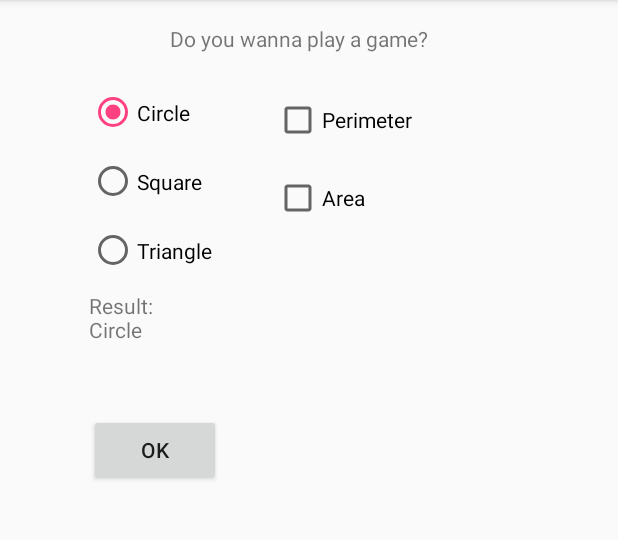
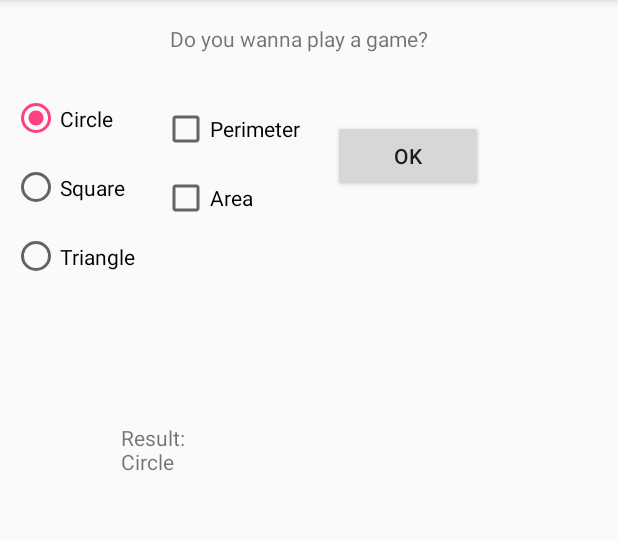
Before and after one commit to SemenchenkoVitaliy/PPCTfMP-labs, an Android app: the screen it shows after launch (MainActivity), after a tap on "OK", on a phone screen of 412 x 824 dp, the part 84-624 px from its top. Run offline under Robolectric (Android 15) with nearby library versions, the phone set to English and light mode, and no system bars.

Commit message:
Rewrite 2nd lab

```diff
--- a/PPCTfMPLab2/app/src/main/java/com/example/vitaliy/ppctfmplab2/MainActivity.kt
+++ b/PPCTfMPLab2/app/src/main/java/com/example/vitaliy/ppctfmplab2/MainActivity.kt
@@ -4,16 +4,30 @@ import android.app.Fragment
 import android.support.v7.app.AppCompatActivity
 import android.os.Bundle
 import android.view.View
+import android.widget.Button
 import kotlinx.android.synthetic.main.activity_main.*
-import kotlinx.android.synthetic.main.main_fragment.view.*
-import android.R.attr.fragment
-import kotlinx.android.synthetic.main.main_fragment.*
-
 
 class MainActivity : AppCompatActivity() {
 
     override fun onCreate(savedInstanceState: Bundle?) {
         super.onCreate(savedInstanceState)
         setContentView(R.layout.activity_main)
+
+        val manager = fragmentManager
+        val transaction = manager.beginTransaction()
+
+        val selectFragment : Fragment = SelectFragment.newInstance()
+        transaction.replace(R.id.frameLayout, selectFragment)
+
+        val mainFragment : Fragment = MainFragment.newInstance()
+        transaction.replace(R.id.frameLayout2, mainFragment)
+
+        transaction.commit()
+
+        buttonOK.setOnClickListener {
+            var fragment1 = fragmentManager.findFragmentById(R.id.frameLayout) as SelectFragment
+            var fragment2 = fragmentManager.findFragmentById(R.id.frameLayout2) as MainFragment
+            fragment2.setResult(fragment1.getResult())
+        }
     }
 }
--- a/PPCTfMPLab2/app/src/main/java/com/example/vitaliy/ppctfmplab2/MainFragment.kt
+++ b/PPCTfMPLab2/app/src/main/java/com/example/vitaliy/ppctfmplab2/MainFragment.kt
@@ -1,43 +1,22 @@
 package com.example.vitaliy.ppctfmplab2
 
 import android.app.Fragment
-import android.support.v7.app.AppCompatActivity
 import android.os.Bundle
+import android.view.View
 import android.view.LayoutInflater
-import android.view.View
 import android.view.ViewGroup
 import kotlinx.android.synthetic.main.main_fragment.*
 
-class MainFragment : Fragment() {
-
+class MainFragment : Fragment(){
     override fun onCreateView(inflater: LayoutInflater?, container: ViewGroup?, savedInstanceState: Bundle?): View? {
         return inflater?.inflate(R.layout.main_fragment, container, false)
     }
 
-    override fun onViewCreated(view: View?, savedInstanceState: Bundle?) {
-        super.onViewCreated(view, savedInstanceState)
-        buttonOK.setOnClickListener {
-            textView.text = getText()
-        }
+    fun setResult(res: String){
+        textView.text = res
     }
 
-    private fun getText(): String {
-        var str = "Result:\n"
-        if (checkBox.isChecked){
-            str += "Area\n"
-        }
-        if (checkBox2.isChecked) {
-            str += "Perimeter\n"
-        }
-        if (radioButton.isChecked) {
-            str += "Circle"
-        }
-        if (radioButton2.isChecked) {
-            str += "Square"
-        }
-        if (radioButton4.isChecked) {
-            str += "Triangle"
-        }
-        return str
+    companion object {
+        fun newInstance() = MainFragment()
     }
 }
--- /dev/null
+++ b/PPCTfMPLab2/app/src/main/java/com/example/vitaliy/ppctfmplab2/SelectFragment.kt
@@ -0,0 +1,38 @@
+package com.example.vitaliy.ppctfmplab2
+
+import android.app.Fragment
+import android.os.Bundle
+import android.view.View
+import android.view.LayoutInflater
+import android.view.ViewGroup
+import kotlinx.android.synthetic.main.select_fragment.*
+
+class SelectFragment : Fragment(){
+    override fun onCreateView(inflater: LayoutInflater?, container: ViewGroup?, savedInstanceState: Bundle?): View? {
+        return inflater?.inflate(R.layout.select_fragment, container, false)
+    }
+
+    fun getResult() :String{
+        var str = "Result:\n"
+        if (checkBox.isChecked){
+            str += "Area\n"
+        }
+        if (checkBox2.isChecked) {
+            str += "Perimeter\n"
+        }
+        if (radioButton.isChecked) {
+            str += "Circle"
+        }
+        if (radioButton2.isChecked) {
+            str += "Square"
+        }
+        if (radioButton4.isChecked) {
+            str += "Triangle"
+        }
+        return str
+    }
+
+    companion object {
+        fun newInstance() = SelectFragment()
+    }
+}
--- a/PPCTfMPLab2/app/src/main/res/layout/activity_main.xml
+++ b/PPCTfMPLab2/app/src/main/res/layout/activity_main.xml
@@ -5,6 +5,18 @@
     android:layout_width="match_parent"
     android:layout_height="match_parent"
     tools:context=".MainActivity">
+
+    <Button
+        android:id="@+id/buttonOK"
+        android:layout_width="100dp"
+        android:layout_height="wrap_content"
+        android:layout_alignStart="@+id/textView"
+        android:layout_below="@+id/textView"
+        android:layout_marginStart="12dp"
+        android:layout_marginTop="40dp"
+        android:text="OK"
+        app:layout_constraintStart_toEndOf="@+id/frameLayout"
+        app:layout_constraintTop_toBottomOf="@+id/textView2" />
 
     <TextView
         android:id="@+id/textView2"
@@ -17,15 +29,26 @@
         app:layout_constraintStart_toStartOf="parent"
         app:layout_constraintTop_toTopOf="parent" />
 
-    <fragment
-        android:id="@+id/fragment2"
-        android:name="com.example.vitaliy.ppctfmplab2.MainFragment"
-        android:layout_width="327dp"
-        android:layout_height="376dp"
-        android:layout_marginTop="8dp"
+    <FrameLayout
+        android:id="@+id/frameLayout"
+        android:layout_width="202dp"
+        android:layout_height="210dp"
+        android:layout_marginStart="8dp"
+        android:layout_marginTop="16dp"
+        app:layout_constraintStart_toStartOf="parent"
+        app:layout_constraintTop_toBottomOf="@+id/textView2">
+
+    </FrameLayout>
+
+    <FrameLayout
+        android:id="@+id/frameLayout2"
+        android:layout_width="251dp"
+        android:layout_height="200dp"
+        android:layout_marginTop="16dp"
         app:layout_constraintEnd_toEndOf="parent"
-        app:layout_constraintHorizontal_bias="0.508"
         app:layout_constraintStart_toStartOf="parent"
-        app:layout_constraintTop_toBottomOf="@+id/textView2" />
+        app:layout_constraintTop_toBottomOf="@+id/frameLayout">
+
+    </FrameLayout>
 
 </android.support.constraint.ConstraintLayout>
--- a/PPCTfMPLab2/app/src/main/res/layout/main_fragment.xml
+++ b/PPCTfMPLab2/app/src/main/res/layout/main_fragment.xml
@@ -1,82 +1,17 @@
 <?xml version="1.0" encoding="utf-8"?>
-<android.support.constraint.ConstraintLayout xmlns:android="http://schemas.android.com/apk/res/android"
+<RelativeLayout xmlns:android="http://schemas.android.com/apk/res/android"
     xmlns:app="http://schemas.android.com/apk/res-auto"
-    xmlns:tools="http://schemas.android.com/tools"
     android:id="@+id/relativeLayout2"
     android:layout_width="match_parent"
     android:layout_height="match_parent">
 
     <TextView
         android:id="@+id/textView"
-        android:layout_width="223dp"
-        android:layout_height="78dp"
-        android:layout_marginStart="16dp"
-        android:layout_marginTop="4dp"
-        android:text="Result..."
-        app:layout_constraintStart_toStartOf="parent"
-        app:layout_constraintTop_toBottomOf="@+id/radioGroup2" />
-
-    <Button
-        android:id="@+id/buttonOK"
-        android:layout_width="wrap_content"
-        android:layout_height="wrap_content"
-        android:layout_marginStart="16dp"
-        android:layout_marginTop="4dp"
-        android:text="OK"
-        app:layout_constraintStart_toStartOf="parent"
-        app:layout_constraintTop_toBottomOf="@+id/textView" />
-
-    <CheckBox
-        android:id="@+id/checkBox"
-        android:layout_width="100dp"
-        android:layout_height="wrap_content"
-        android:layout_marginStart="20dp"
-        android:layout_marginTop="20dp"
-        android:text="Area"
-        app:layout_constraintStart_toEndOf="@+id/radioGroup2"
-        app:layout_constraintTop_toBottomOf="@+id/checkBox2" />
-
-    <CheckBox
-        android:id="@+id/checkBox2"
-        android:layout_width="100dp"
-        android:layout_height="wrap_content"
-        android:layout_marginStart="20dp"
-        android:layout_marginTop="16dp"
-        android:text="Perimeter"
-        app:layout_constraintStart_toEndOf="@+id/radioGroup2"
-        app:layout_constraintTop_toTopOf="parent" />
-
-    <RadioGroup
-        android:id="@+id/radioGroup2"
-        android:layout_width="103dp"
-        android:layout_height="138dp"
-        android:layout_marginStart="16dp"
-        android:layout_marginTop="4dp"
-        app:layout_constraintStart_toStartOf="parent"
-        app:layout_constraintTop_toTopOf="parent">
-
-        <RadioButton
-            android:id="@+id/radioButton"
-            android:layout_width="match_parent"
-            android:layout_height="wrap_content"
-            android:layout_weight="1"
-            android:checked="true"
-            android:text="Circle" />
-
-        <RadioButton
-            android:id="@+id/radioButton2"
-            android:layout_width="match_parent"
-            android:layout_height="wrap_content"
-            android:layout_weight="1"
-            android:text="Square" />
-
-        <RadioButton
-            android:id="@+id/radioButton4"
-            android:layout_width="match_parent"
-            android:layout_height="wrap_content"
-            android:layout_weight="1"
-            android:text="Triangle" />
-    </RadioGroup>
+        android:layout_width="145dp"
+        android:layout_height="119dp"
+        android:layout_alignParentStart="true"
+        android:layout_alignParentTop="true"
+        android:text="Result..." />
 
 
-</android.support.constraint.ConstraintLayout>
+</RelativeLayout>
--- /dev/null
+++ b/PPCTfMPLab2/app/src/main/res/layout/select_fragment.xml
@@ -0,0 +1,55 @@
+<?xml version="1.0" encoding="utf-8"?>
+<RelativeLayout xmlns:android="http://schemas.android.com/apk/res/android"
+    xmlns:app="http://schemas.android.com/apk/res-auto"
+    android:id="@+id/relativeLayout"
+    android:layout_width="match_parent"
+    android:layout_height="match_parent">
+
+    <CheckBox
+        android:id="@+id/checkBox"
+        android:layout_width="100dp"
+        android:layout_height="wrap_content"
+        android:layout_alignParentTop="true"
+        android:layout_alignStart="@+id/checkBox2"
+        android:layout_marginTop="60dp"
+        android:text="Area" />
+
+    <CheckBox
+        android:id="@+id/checkBox2"
+        android:layout_width="100dp"
+        android:layout_height="wrap_content"
+        android:layout_alignParentTop="true"
+        android:layout_marginTop="14dp"
+        android:layout_toEndOf="@+id/radioGroup2"
+        android:text="Perimeter" />
+
+    <RadioGroup
+        android:id="@+id/radioGroup2"
+        android:layout_width="100dp"
+        android:layout_height="138dp"
+        android:layout_alignParentStart="true"
+        android:layout_alignParentTop="true">
+
+        <RadioButton
+            android:id="@+id/radioButton"
+            android:layout_width="match_parent"
+            android:layout_height="wrap_content"
+            android:layout_weight="1"
+            android:checked="true"
+            android:text="Circle" />
+
+        <RadioButton
+            android:id="@+id/radioButton2"
+            android:layout_width="match_parent"
+            android:layout_height="wrap_content"
+            android:layout_weight="1"
+            android:text="Square" />
+
+        <RadioButton
+            android:id="@+id/radioButton4"
+            android:layout_width="match_parent"
+            android:layout_height="wrap_content"
+            android:layout_weight="1"
+            android:text="Triangle" />
+    </RadioGroup>
+</RelativeLayout>
```
